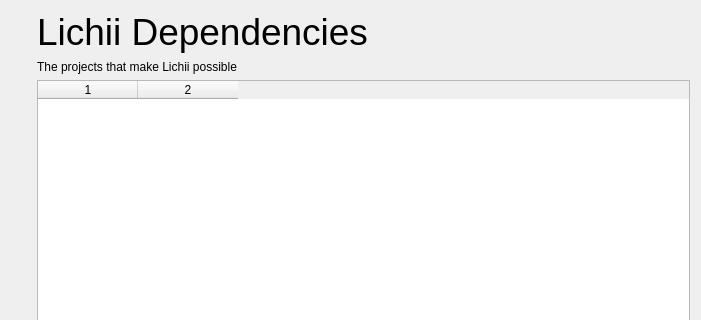
Above: src/yuzu/deps_dialog.ui from Djipi71/OOT before the change; both pictures show x 0 to 701 and y 0 to 320 of the 701 by 500 pixel window. Below: the same form after it.
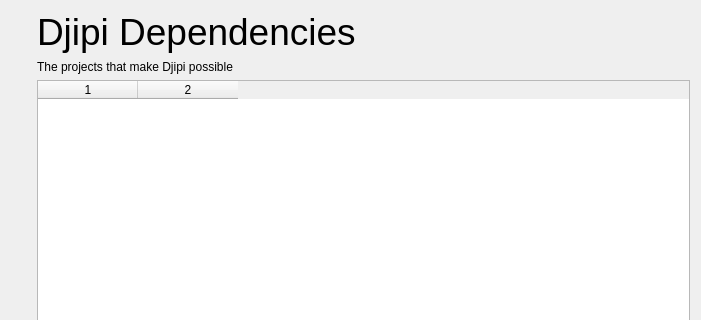
That is the form after the change. Icons and pictures are not drawn.

Commit message:
Rebrand visible names to Djipi / OOT Remake
Window titles, dialogs, menus, hotkey label, version ("Djipi v1", from
dist/djipi_version.txt), log banner and update repo now name Djipi / OOT Remake
instead of Lichii / Frizti. Identifiers, file names, cache directories and
source copyright notices are unchanged; the About text and README credit the
upstream projects.

The edit to the form file:
```diff
--- a/src/yuzu/deps_dialog.ui
+++ b/src/yuzu/deps_dialog.ui
@@ -69,7 +69,7 @@
           </sizepolicy>
          </property>
          <property name="text">
-          <string>&lt;html&gt;&lt;head/&gt;&lt;body&gt;&lt;p&gt;&lt;span style=&quot; font-size:28pt;&quot;&gt;Lichii Dependencies&lt;/span&gt;&lt;/p&gt;&lt;/body&gt;&lt;/html&gt;</string>
+          <string>&lt;html&gt;&lt;head/&gt;&lt;body&gt;&lt;p&gt;&lt;span style=&quot; font-size:28pt;&quot;&gt;Djipi Dependencies&lt;/span&gt;&lt;/p&gt;&lt;/body&gt;&lt;/html&gt;</string>
          </property>
         </widget>
        </item>
@@ -82,7 +82,7 @@
           </sizepolicy>
          </property>
          <property name="text">
-        <string>&lt;html&gt;&lt;head/&gt;&lt;body&gt;&lt;p&gt;The projects that make Lichii possible&lt;/p&gt;&lt;/body&gt;&lt;/html&gt;</string>
+        <string>&lt;html&gt;&lt;head/&gt;&lt;body&gt;&lt;p&gt;The projects that make Djipi possible&lt;/p&gt;&lt;/body&gt;&lt;/html&gt;</string>
          </property>
         </widget>
        </item>
```
Left out of the diff: 2 changed lines with no effect on the pictures. The commit also changes 24 other files.
